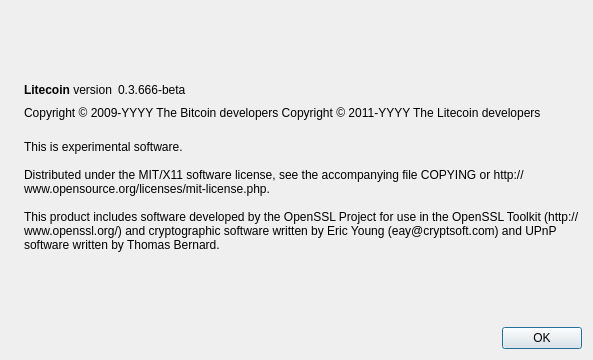
First picture: the form in src/qt/forms/aboutdialog.ui, repository sisardor/practice-code, before the edit.
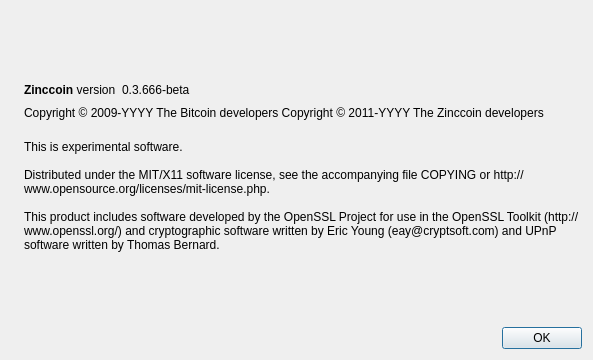
Second picture: the form after the edit. Icons and pictures are not drawn.

Patch:
```diff
--- a/src/qt/forms/aboutdialog.ui
+++ b/src/qt/forms/aboutdialog.ui
@@ -50,7 +50,7 @@
           <cursorShape>IBeamCursor</cursorShape>
          </property>
          <property name="text">
-          <string>&lt;b&gt;Litecoin&lt;/b&gt; version</string>
+          <string>&lt;b&gt;Zinccoin&lt;/b&gt; version</string>
          </property>
          <property name="textInteractionFlags">
           <set>Qt::LinksAccessibleByMouse|Qt::TextSelectableByKeyboard|Qt::TextSelectableByMouse</set>
@@ -92,7 +92,7 @@
        </property>
        <property name="text">
         <string notr="true">Copyright &amp;copy; 2009-YYYY The Bitcoin developers
-Copyright &amp;copy; 2011-YYYY The Litecoin developers</string>
+Copyright &amp;copy; 2011-YYYY The Zinccoin developers</string>
        </property>
        <property name="textFormat">
         <enum>Qt::RichText</enum>
```
Left out of the diff: 2 changed lines with no effect on the pictures.
